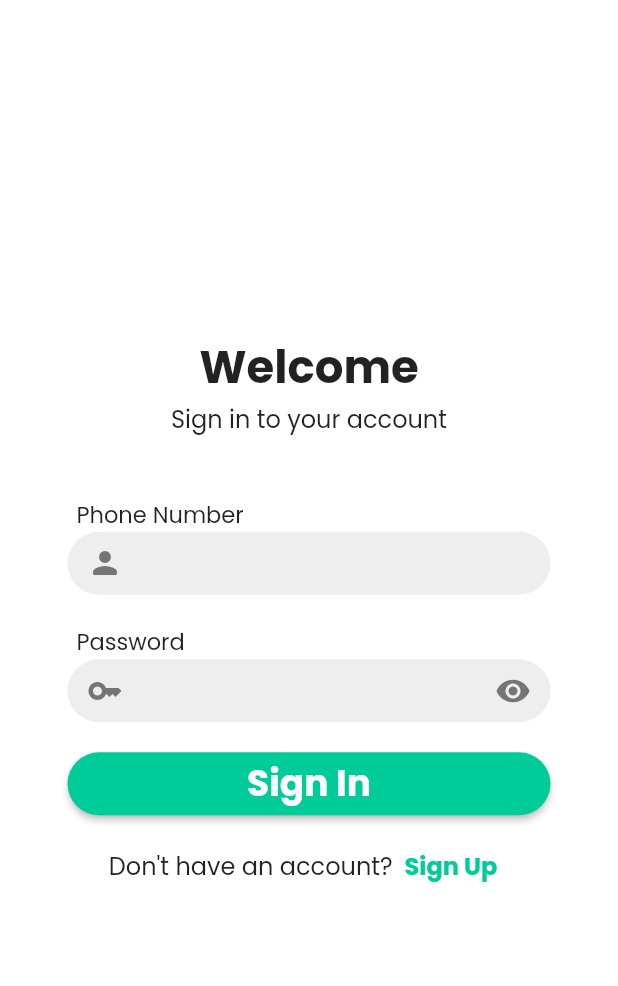
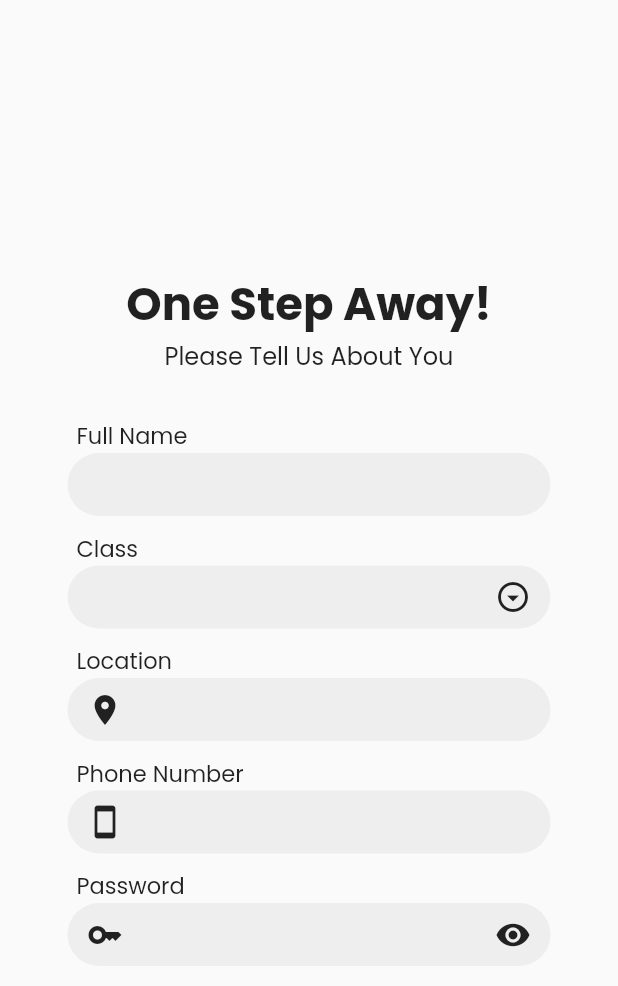
Before and after one commit to nomansum/EduHome, a Flutter app: the screen it shows after launch, on a phone screen of 412 x 824 dp. Shown: the top 986 px of the screen. Run offline on Flutter 3.47's test engine with Material 2 defaults, Android fonts, the phone set to English and light mode, and no system bars.

Commit message:
Student Register Page && Modularity added

```diff
--- /dev/null
+++ b/lib/constants/dropdown_list.dart
@@ -0,0 +1,19 @@
+import 'package:flutter/material.dart';
+
+const dropDownList = [
+  '1',
+  '2',
+  '3',
+  '4',
+  '5',
+  '6',
+  '7',
+  '8',
+  '9',
+  '10',
+  '11',
+  '12',
+  'Other',
+  'Alim',
+  'Dawra'
+];
--- /dev/null
+++ b/lib/constants/icon_constants.dart
@@ -0,0 +1,8 @@
+import 'package:flutter/material.dart';
+
+const IconData roundedPerson = IconData(0xf0071, fontFamily: 'MaterialIcons');
+const IconData outlinedKey = IconData(0xf0624, fontFamily: 'MaterialIcons');
+const IconData arrowDropdown = IconData(0xee89, fontFamily: 'MaterialIcons');
+const IconData Location = IconData(0xe3ab, fontFamily: 'MaterialIcons');
+
+const IconData Mobile = IconData(0xe5c6, fontFamily: 'MaterialIcons');
--- /dev/null
+++ b/lib/constants/input_decoration.dart
@@ -0,0 +1,21 @@
+import 'package:flutter/material.dart';
+
+var inputDecoration = InputDecoration(
+  border: OutlineInputBorder(
+    borderRadius: BorderRadius.circular(50.0),
+    //borderSide: BorderSide(width: 3.0),
+    borderSide: BorderSide.none,
+  ),
+  focusedBorder: OutlineInputBorder(
+      //<-- SEE HERE
+      borderSide: BorderSide(width: 3, color: Colors.green.shade400),
+      borderRadius: BorderRadius.circular(50.0)),
+
+  // suffixIcon: Builder(builder: builder)
+);
+
+var containerDecoration = BoxDecoration(
+  color: Colors.grey[200],
+  border: Border.all(color: Colors.transparent),
+  borderRadius: BorderRadius.circular(50.0),
+);
--- a/lib/main.dart
+++ b/lib/main.dart
@@ -1,4 +1,5 @@
 import 'package:eduhome_project/screens/authenticate/sign_in.dart';
+import 'package:eduhome_project/screens/authenticate/student_register.dart';
 import 'package:flutter/material.dart';
 
 void main() {
@@ -12,7 +13,7 @@ class MyApp extends StatelessWidget {
   @override
   Widget build(BuildContext context) {
     return MaterialApp(
-      home: SignIn(),
+      home: StudentRegister(),
     );
   }
 }
--- a/lib/screens/authenticate/sign_in.dart
+++ b/lib/screens/authenticate/sign_in.dart
@@ -1,3 +1,5 @@
+import 'package:eduhome_project/constants/icon_constants.dart';
+import 'package:eduhome_project/constants/input_decoration.dart';
 import 'package:flutter/material.dart';
 import 'package:flutter/src/widgets/framework.dart';
 import 'package:flutter/src/widgets/placeholder.dart';
@@ -26,10 +28,9 @@ class _SignInState extends State<SignIn> {
 
   @override
   Widget build(BuildContext context) {
-    const IconData person_rounded =
-        IconData(0xf0071, fontFamily: 'MaterialIcons');
-    const IconData key_outlined =
-        IconData(0xf0624, fontFamily: 'MaterialIcons');
+    const IconData person_rounded = roundedPerson;
+    const IconData key_outlined = outlinedKey;
+
     return Scaffold(
       backgroundColor: Colors.white,
       body: Center(
@@ -72,11 +73,7 @@ class _SignInState extends State<SignIn> {
             Container(
               height: 42,
               width: 322,
-              decoration: BoxDecoration(
-                color: Colors.grey[200],
-                border: Border.all(color: Colors.transparent),
-                borderRadius: BorderRadius.circular(50.0),
-              ),
+              decoration: containerDecoration,
               child: TextFormField(
                 validator: (value) {
                   //value = value.toString();
@@ -87,23 +84,11 @@ class _SignInState extends State<SignIn> {
                 },
                 cursorColor: Colors.grey[900],
                 controller: phoneEditingController,
-                decoration: InputDecoration(
+                decoration: inputDecoration.copyWith(
                   prefixIcon: Icon(
                     person_rounded,
                     color: Colors.grey[600],
                   ),
-                  border: OutlineInputBorder(
-                    borderRadius: BorderRadius.circular(50.0),
-                    //borderSide: BorderSide(width: 3.0),
-                    borderSide: BorderSide.none,
-                  ),
-                  focusedBorder: OutlineInputBorder(
-                      //<-- SEE HERE
-                      borderSide:
-                          BorderSide(width: 3, color: Colors.green.shade400),
-                      borderRadius: BorderRadius.circular(50.0)),
-
-                  // suffixIcon: Builder(builder: builder)
                 ),
               ),
             ),
@@ -126,11 +111,7 @@ class _SignInState extends State<SignIn> {
             Container(
               height: 42,
               width: 322,
-              decoration: BoxDecoration(
-                color: Colors.grey[200],
-                border: Border.all(color: Colors.transparent),
-                borderRadius: BorderRadius.circular(50.0),
-              ),
+              decoration: containerDecoration,
               child: TextFormField(
                 validator: (value) {
                   if (value == null || value.isEmpty || value.length < 6) {
@@ -141,21 +122,11 @@ class _SignInState extends State<SignIn> {
                 cursorColor: Colors.grey[900],
                 obscureText: _obscureText,
                 controller: passwordEditingController,
-                decoration: InputDecoration(
+                decoration: inputDecoration.copyWith(
                     prefixIcon: Icon(
                       key_outlined,
                       color: Colors.grey[600],
                     ),
-                    border: OutlineInputBorder(
-                      borderRadius: BorderRadius.circular(50.0),
-                      //borderSide: BorderSide(width: 3.0),
-                      borderSide: BorderSide.none,
-                    ),
-                    focusedBorder: OutlineInputBorder(
-                        //<-- SEE HERE
-                        borderSide:
-                            BorderSide(width: 3, color: Colors.green.shade400),
-                        borderRadius: BorderRadius.circular(50.0)),
                     suffixIcon: IconButton(
                       icon: Icon(
                         Icons.visibility,
--- /dev/null
+++ b/lib/screens/authenticate/student_register.dart
@@ -0,0 +1,278 @@
+import 'package:eduhome_project/constants/dropdown_list.dart';
+import 'package:eduhome_project/constants/icon_constants.dart';
+import 'package:eduhome_project/constants/input_decoration.dart';
+import 'package:flutter/material.dart';
+import 'package:flutter/src/widgets/framework.dart';
+import 'package:flutter/src/widgets/placeholder.dart';
+
+class StudentRegister extends StatefulWidget {
+  const StudentRegister({super.key});
+
+  @override
+  State<StudentRegister> createState() => _StudentRegisterState();
+}
+
+class _StudentRegisterState extends State<StudentRegister> {
+  final _formKey = GlobalKey<FormState>();
+  final nameEditingController = TextEditingController();
+  final classEditingController = TextEditingController();
+  final locationEditingController = TextEditingController();
+  final phoneEditingController = TextEditingController();
+  final passwordEditingController = TextEditingController();
+  bool _obscureText = true;
+  static const IconData arrow_drop_down_circle_outlined = arrowDropdown;
+
+  static const IconData location_on = Location;
+
+  static const IconData smartphone = Mobile;
+
+  static const IconData key_outlined = outlinedKey;
+
+  String _selectedItem = "";
+
+  final List<String> _dropdownItems = dropDownList;
+
+  @override
+  void dispose() {
+    // TODO: implement dispose
+    super.dispose();
+    nameEditingController.dispose();
+    classEditingController.dispose();
+    locationEditingController.dispose();
+    phoneEditingController.dispose();
+    passwordEditingController.dispose();
+  }
+
+  @override
+  Widget build(BuildContext context) {
+    return Scaffold(
+      body: Center(
+          child: Form(
+        key: _formKey,
+        child: Column(
+          mainAxisAlignment: MainAxisAlignment.center,
+          children: [
+            Text(
+              "One Step Away!",
+              style: TextStyle(
+                  fontSize: 30,
+                  fontWeight: FontWeight.w700,
+                  fontFamily: "Poppins"),
+            ),
+            Text(
+              "Please Tell Us About You",
+              style: TextStyle(
+                  fontSize: 16,
+                  fontWeight: FontWeight.w400,
+                  fontFamily: "Poppins"),
+            ),
+            SizedBox(
+              height: 30,
+            ),
+            Container(
+              alignment: Alignment.centerLeft,
+              width: 310,
+              child: Text(
+                "Full Name",
+                style: TextStyle(
+                  fontFamily: "Poppins",
+                  fontSize: 15,
+                  fontWeight: FontWeight.w400,
+                ),
+                textAlign: TextAlign.left,
+              ),
+            ),
+            Container(
+              height: 42,
+              width: 322,
+              decoration: containerDecoration,
+              child: TextFormField(
+                validator: (value) {
+                  //value = value.toString();
+                  if (value == null || value.isEmpty) {
+                    return "please enter Full Name";
+                  }
+                  return null;
+                },
+                cursorColor: Colors.grey[900],
+                controller: nameEditingController,
+                decoration: inputDecoration,
+              ),
+            ),
+            SizedBox(
+              height: 10,
+            ),
+            Container(
+              alignment: Alignment.centerLeft,
+              width: 310,
+              child: Text(
+                "Class",
+                style: TextStyle(
+                  fontFamily: "Poppins",
+                  fontSize: 15,
+                  fontWeight: FontWeight.w400,
+                ),
+                textAlign: TextAlign.left,
+              ),
+            ),
+            Container(
+              height: 42,
+              width: 322,
+              decoration: containerDecoration,
+              child: TextFormField(
+                cursorColor: Colors.grey[900],
+                decoration: inputDecoration.copyWith(
+                    suffixIcon: PopupMenuButton(
+                  icon: Icon(
+                    arrow_drop_down_circle_outlined,
+                    color: Colors.grey[900],
+                  ),
+                  itemBuilder: (context) {
+                    return _dropdownItems.map((String item) {
+                      return PopupMenuItem(
+                        child: Text(item),
+                        value: item,
+                      );
+                    }).toList();
+                  },
+                  onSelected: (String selectedItem) {
+                    setState(() {
+                      _selectedItem = selectedItem;
+                    });
+                  },
+                )),
+                controller: TextEditingController(text: _selectedItem ?? ''),
+              ),
+            ),
+            SizedBox(
+              height: 10,
+            ),
+            Container(
+              alignment: Alignment.centerLeft,
+              width: 310,
+              child: Text(
+                "Location",
+                style: TextStyle(
+                  fontFamily: "Poppins",
+                  fontSize: 15,
+                  fontWeight: FontWeight.w400,
+                ),
+                textAlign: TextAlign.left,
+              ),
+            ),
+            Container(
+              height: 42,
+              width: 322,
+              decoration: containerDecoration,
+              child: TextFormField(
+                validator: (value) {
+                  //value = value.toString();
+                  if (value == null || value.isEmpty) {
+                    return "please enter Your Location";
+                  }
+                  return null;
+                },
+                cursorColor: Colors.grey[900],
+                controller: locationEditingController,
+                decoration: inputDecoration.copyWith(
+                    prefixIcon: Icon(
+                  location_on,
+                  color: Colors.grey[900],
+                )),
+              ),
+            ),
+            SizedBox(
+              height: 10,
+            ),
+            Container(
+              alignment: Alignment.centerLeft,
+              width: 310,
+              child: Text(
+                "Phone Number",
+                style: TextStyle(
+                  fontFamily: "Poppins",
+                  fontSize: 15,
+                  fontWeight: FontWeight.w400,
+                ),
+                textAlign: TextAlign.left,
+              ),
+            ),
+            Container(
+              height: 42,
+              width: 322,
+              decoration: containerDecoration,
+              child: TextFormField(
+                validator: (value) {
+                  //value = value.toString();
+                  if (value == null || value.isEmpty) {
+                    return "please enter Your Location";
+                  }
+                  return null;
+                },
+                cursorColor: Colors.grey[900],
+                controller: phoneEditingController,
+                decoration: inputDecoration.copyWith(
+                    prefixIcon: Icon(
+                  smartphone,
+                  color: Colors.grey[900],
+                )),
+              ),
+            ),
+            SizedBox(
+              height: 10,
+            ),
+            Container(
+              alignment: Alignment.centerLeft,
+              width: 310,
+              child: Text(
+                "Password",
+                style: TextStyle(
+                  fontFamily: "Poppins",
+                  fontSize: 15,
+                  fontWeight: FontWeight.w400,
+                ),
+                textAlign: TextAlign.left,
+              ),
+            ),
+            Container(
+              height: 42,
+              width: 322,
+              decoration: containerDecoration,
+              child: TextFormField(
+                validator: (value) {
+                  //value = value.toString();
+                  if (value == null || value.isEmpty) {
+                    return "please enter Your Location";
+                  }
+                  return null;
+                },
+                cursorColor: Colors.grey[900],
+                controller: passwordEditingController,
+                obscureText: _obscureText,
+                decoration: inputDecoration.copyWith(
+                    prefixIcon: Icon(
+                      key_outlined,
+                      color: Colors.grey[900],
+                    ),
+                    suffixIcon: IconButton(
+                      icon: Icon(
+                        Icons.visibility,
+                        color: Colors.grey[900],
+                      ),
+                      onPressed: () {
+                        if (_obscureText) {
+                          _obscureText = false;
+                        } else {
+                          _obscureText = true;
+                        }
+                        setState(() {});
+                      },
+                    )),
+              ),
+            ),
+          ],
+        ),
+      )),
+    );
+  }
+}
```
